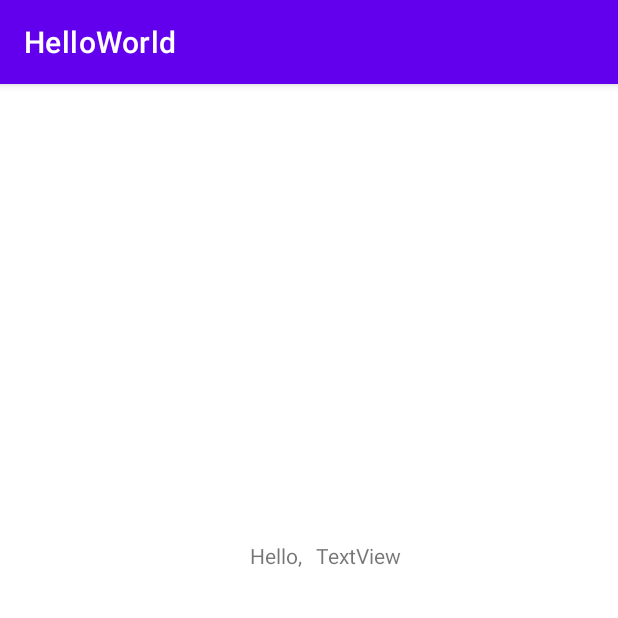
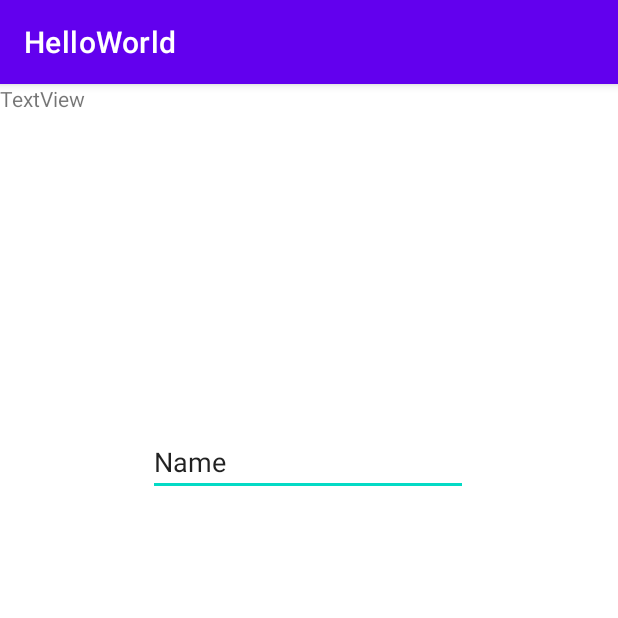
Before and after one commit to AdhamKhalifa/Android_Projects, an Android app: the screen it shows after launch (MainActivity), on a phone screen of 412 x 824 dp, the top half of it. Run offline under Robolectric (Android 15) with nearby library versions, the phone set to English and light mode, and no system bars.

Commit message:
Basic components added

```diff
--- a/HelloWorld/app/src/main/res/layout/activity_main.xml
+++ b/HelloWorld/app/src/main/res/layout/activity_main.xml
@@ -6,27 +6,25 @@
     android:layout_height="match_parent"
     tools:context=".MainActivity">
 
+    <EditText
+        android:id="@+id/editTextTextPersonName"
+        android:layout_width="wrap_content"
+        android:layout_height="wrap_content"
+        android:ems="10"
+        android:inputType="textPersonName"
+        android:text="Name"
+        app:layout_constraintBottom_toBottomOf="parent"
+        app:layout_constraintEnd_toEndOf="parent"
+        app:layout_constraintHorizontal_bias="0.497"
+        app:layout_constraintStart_toStartOf="parent"
+        app:layout_constraintTop_toTopOf="parent"
+        app:layout_constraintVertical_bias="0.317" />
+
     <TextView
-        android:id="@+id/textView2"
+        android:id="@+id/textView"
         android:layout_width="wrap_content"
         android:layout_height="wrap_content"
         android:text="TextView"
-        app:layout_constraintBottom_toBottomOf="parent"
-        app:layout_constraintEnd_toEndOf="parent"
-        app:layout_constraintHorizontal_bias="0.592"
-        app:layout_constraintStart_toStartOf="parent"
-        app:layout_constraintTop_toTopOf="parent"
-        app:layout_constraintVertical_bias="0.407" />
-
-    <TextView
-        android:layout_width="wrap_content"
-        android:layout_height="wrap_content"
-        android:text="@string/hello"
-        app:layout_constraintBottom_toBottomOf="parent"
-        app:layout_constraintHorizontal_bias="0.441"
-        app:layout_constraintLeft_toLeftOf="parent"
-        app:layout_constraintRight_toRightOf="parent"
-        app:layout_constraintTop_toTopOf="parent"
-        app:layout_constraintVertical_bias="0.407" />
-
+        tools:layout_editor_absoluteX="100dp"
+        tools:layout_editor_absoluteY="319dp" />
 </androidx.constraintlayout.widget.ConstraintLayout>
```
